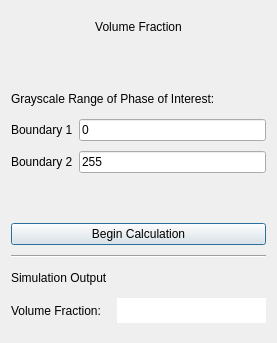
nasa/puma, file gui/src/MaterialProperties/volumefraction.ui: the form before one commit.
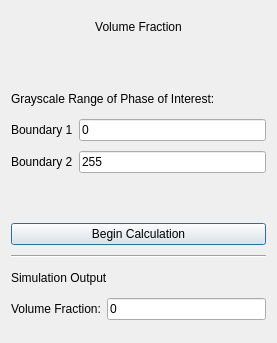
The form after the commit.

Commit message: Changed QLabels to QLineEdits to fix text color issues

```diff
--- a/gui/src/MaterialProperties/volumefraction.ui
+++ b/gui/src/MaterialProperties/volumefraction.ui
@@ -178,25 +178,12 @@
       </widget>
      </item>
      <item>
-      <widget class="QLabel" name="porositResult">
-       <property name="minimumSize">
-        <size>
-         <width>0</width>
-         <height>25</height>
-        </size>
-       </property>
-       <property name="maximumSize">
-        <size>
-         <width>16777215</width>
-         <height>25</height>
-        </size>
-       </property>
-       <property name="styleSheet">
-        <string notr="true">background-color: rgb(255, 255, 255);
-font: 11pt &quot;Serif&quot;;</string>
-       </property>
+      <widget class="QLineEdit" name="porositResult">
        <property name="text">
-        <string/>
+        <string>0</string>
+       </property>
+       <property name="readOnly">
+        <bool>true</bool>
        </property>
       </widget>
      </item>
```
The commit also changes 4 other files.
